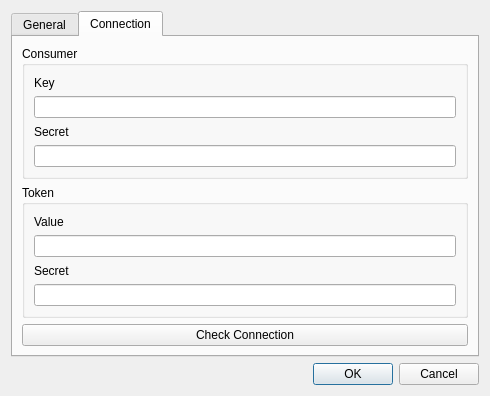
Above: settingsdialog.ui from geertdaelemans/BrickManager before the change. Below: the same form after it.
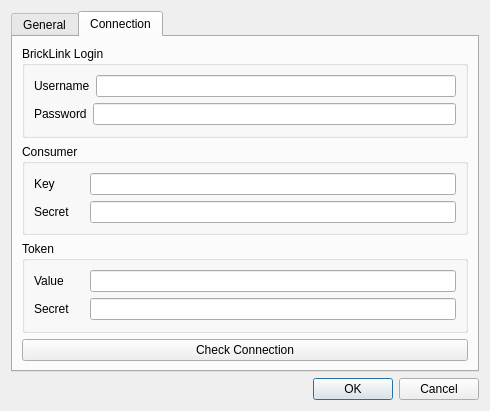
That is the form after the change.

```diff
--- a/settingsdialog.ui
+++ b/settingsdialog.ui
@@ -10,6 +10,12 @@
     <height>396</height>
    </rect>
   </property>
+  <property name="minimumSize">
+   <size>
+    <width>50</width>
+    <height>0</height>
+   </size>
+  </property>
   <property name="windowTitle">
    <string>Settings</string>
   </property>
@@ -69,6 +75,62 @@
          <string>Connection</string>
         </attribute>
         <layout class="QVBoxLayout" name="verticalLayout_2">
+         <item>
+          <widget class="QGroupBox" name="BrickLinkLogin">
+           <property name="title">
+            <string>BrickLink Login</string>
+           </property>
+           <layout class="QVBoxLayout" name="verticalLayout_7">
+            <item>
+             <layout class="QHBoxLayout" name="layUsername">
+              <item>
+               <widget class="QLabel" name="lblUsername">
+                <property name="minimumSize">
+                 <size>
+                  <width>50</width>
+                  <height>0</height>
+                 </size>
+                </property>
+                <property name="text">
+                 <string>Username</string>
+                </property>
+               </widget>
+              </item>
+              <item>
+               <widget class="QLineEdit" name="userName"/>
+              </item>
+             </layout>
+            </item>
+            <item>
+             <layout class="QHBoxLayout" name="layPassword">
+              <item>
+               <widget class="QLabel" name="lblPassword">
+                <property name="minimumSize">
+                 <size>
+                  <width>50</width>
+                  <height>0</height>
+                 </size>
+                </property>
+                <property name="text">
+                 <string>Password</string>
+                </property>
+               </widget>
+              </item>
+              <item>
+               <widget class="QLineEdit" name="passWord">
+                <property name="inputMethodHints">
+                 <set>Qt::ImhHiddenText|Qt::ImhNoAutoUppercase|Qt::ImhNoPredictiveText|Qt::ImhSensitiveData</set>
+                </property>
+                <property name="echoMode">
+                 <enum>QLineEdit::Password</enum>
+                </property>
+               </widget>
+              </item>
+             </layout>
+            </item>
+           </layout>
+          </widget>
+         </item>
          <item>
           <widget class="QGroupBox" name="ConsumerBox">
            <property name="title">
@@ -76,7 +138,15 @@
            </property>
            <layout class="QVBoxLayout" name="verticalLayout_5">
             <item>
+             <layout class="QHBoxLayout" name="layConsumerKey">
+              <item>
              <widget class="QLabel" name="lblConsumerKey">
+                <property name="minimumSize">
+                 <size>
+                  <width>50</width>
+                  <height>0</height>
+                 </size>
+                </property>
               <property name="text">
                <string>Key</string>
               </property>
@@ -85,8 +155,18 @@
             <item>
              <widget class="QLineEdit" name="consumerKey"/>
             </item>
+             </layout>
+            </item>
+            <item>
+             <layout class="QHBoxLayout" name="layConsumerSecret">
             <item>
              <widget class="QLabel" name="lblConsumerSecret">
+                <property name="minimumSize">
+                 <size>
+                  <width>50</width>
+                  <height>0</height>
+                 </size>
+                </property>
               <property name="text">
                <string>Secret</string>
               </property>
@@ -96,6 +176,8 @@
              <widget class="QLineEdit" name="consumerSecret"/>
             </item>
            </layout>
+            </item>
+           </layout>
           </widget>
          </item>
          <item>
@@ -105,7 +187,15 @@
            </property>
            <layout class="QVBoxLayout" name="verticalLayout_6">
             <item>
+             <layout class="QHBoxLayout" name="layTokenValue">
+              <item>
              <widget class="QLabel" name="lblTokenValue">
+                <property name="minimumSize">
+                 <size>
+                  <width>50</width>
+                  <height>0</height>
+                 </size>
+                </property>
               <property name="text">
                <string>Value</string>
               </property>
@@ -114,8 +204,18 @@
             <item>
              <widget class="QLineEdit" name="tokenValue"/>
             </item>
+             </layout>
+            </item>
+            <item>
+             <layout class="QHBoxLayout" name="horizontalLayout_2">
             <item>
              <widget class="QLabel" name="lblTokenSecret">
+                <property name="minimumSize">
+                 <size>
+                  <width>50</width>
+                  <height>0</height>
+                 </size>
+                </property>
               <property name="text">
                <string>Secret</string>
               </property>
@@ -123,6 +223,8 @@
             </item>
             <item>
              <widget class="QLineEdit" name="tokenSecret"/>
+              </item>
+             </layout>
             </item>
            </layout>
           </widget>
```
Left out of the diff: 2 changed lines with no effect on the pictures. Lines whose indentation alone changed are shown as unchanged.
